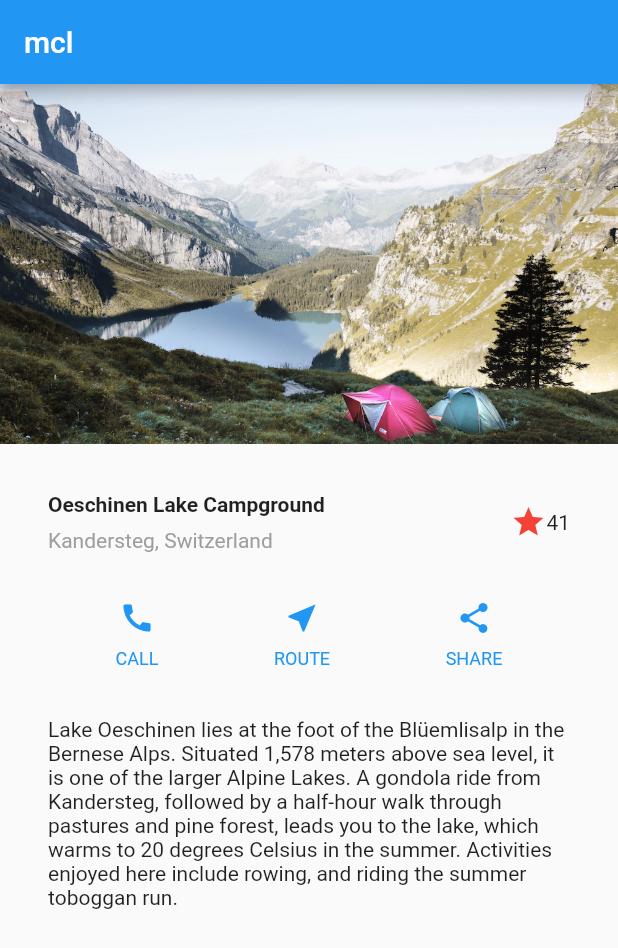
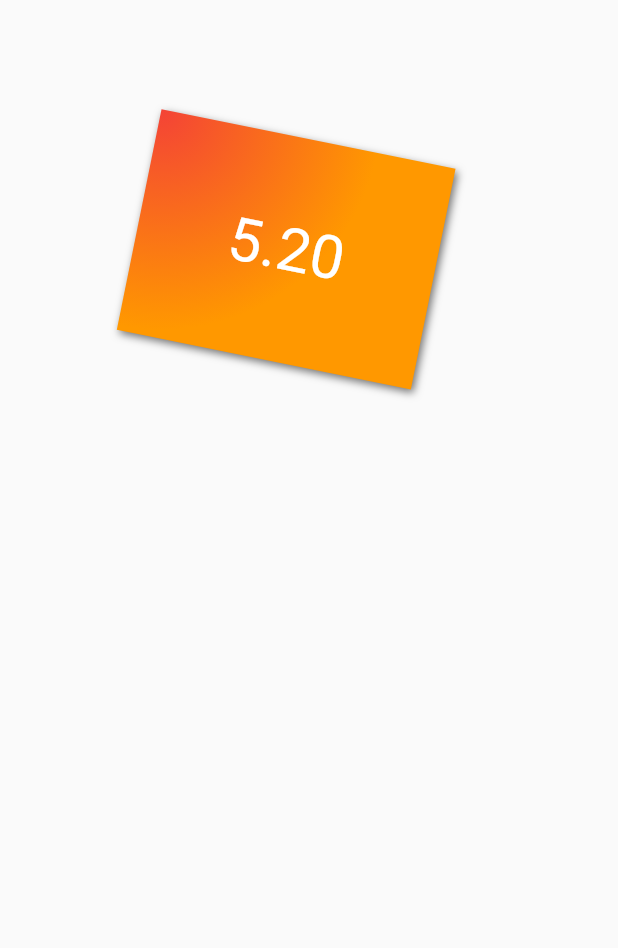
Before and after one commit to wearehy/flutterDemo, a Flutter app: the screen it shows after launch, on a phone screen of 412 x 824 dp. Shown: the top 948 px of the screen. Run offline on Flutter 3.47's test engine with Material 2 defaults, Android fonts, the phone set to English and light mode, and no system bars; missing offline and left inert: flutter_color_plugin.

Commit message:
my_container

```diff
--- /dev/null
+++ b/lib/my_container.dart
@@ -0,0 +1,35 @@
+import 'package:flutter/material.dart';
+
+class MyContainer extends StatelessWidget{
+  @override
+  Widget build(BuildContext context){
+    return MaterialApp(
+      home: Scaffold(
+        body: Container(
+          margin: EdgeInsets.only(top: 50.0, left: 120.0), //容器外填充
+          constraints: BoxConstraints.tightFor(width: 200.0, height: 150.0), //卡片大小
+          decoration: BoxDecoration(//背景装饰
+              gradient: RadialGradient( //背景径向渐变
+                  colors: [Colors.red, Colors.orange],
+                  center: Alignment.topLeft,
+                  radius: .98
+              ),
+              boxShadow: [ //卡片阴影
+                BoxShadow(
+                    color: Colors.black54,
+                    offset: Offset(2.0, 2.0),
+                    blurRadius: 4.0
+                )
+              ]
+          ),
+          transform: Matrix4.rotationZ(.2), //卡片倾斜变换
+          alignment: Alignment.center, //卡片内文字居中
+          child: Text( //卡片文字
+            "5.20", style: TextStyle(color: Colors.white, fontSize: 40.0),
+          ),
+        ),
+      ),
+
+    ) ;
+  }
+}
--- a/lib/my_app_02.dart
+++ b/lib/my_main.dart
@@ -2,7 +2,7 @@
 import 'package:flutter/material.dart';
 
 
-class MyApp2 extends StatefulWidget {
+class MyMain extends StatefulWidget {
   @override
   _MyApp createState() => _MyApp();
 }
```
Also changed, not shown: lib/main.dart (+7 -2 lines), lib/my_main2.dart (added, +169 -0 lines), lib/my_row.dart (added, +78 -0 lines), 2 other files.
